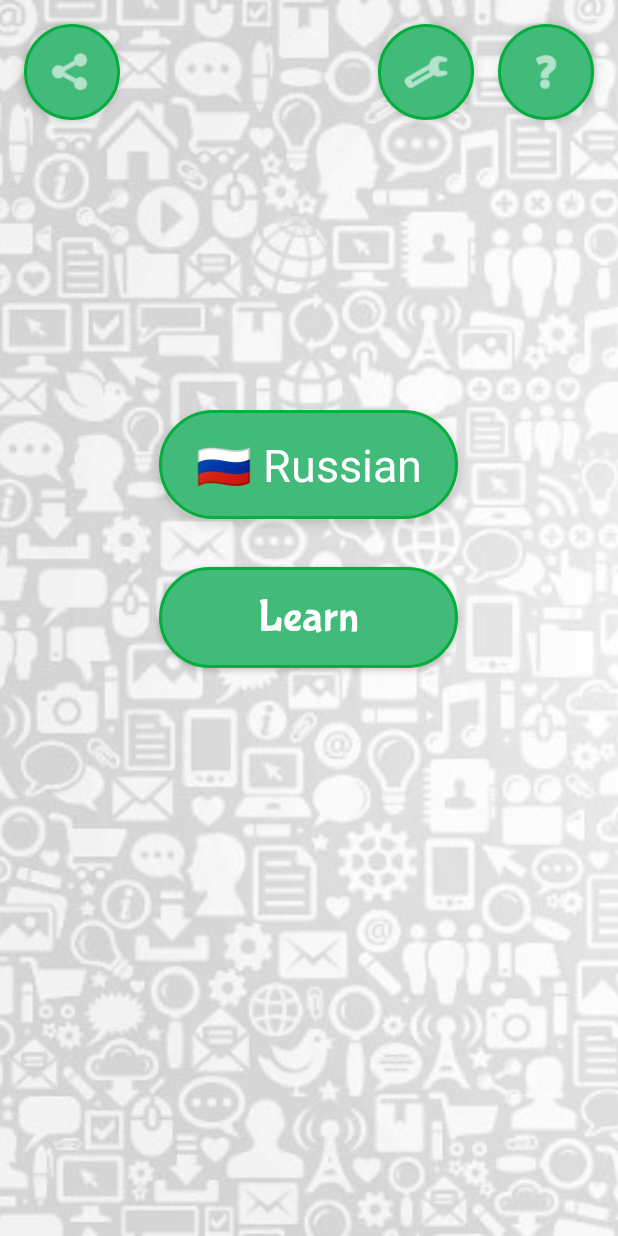
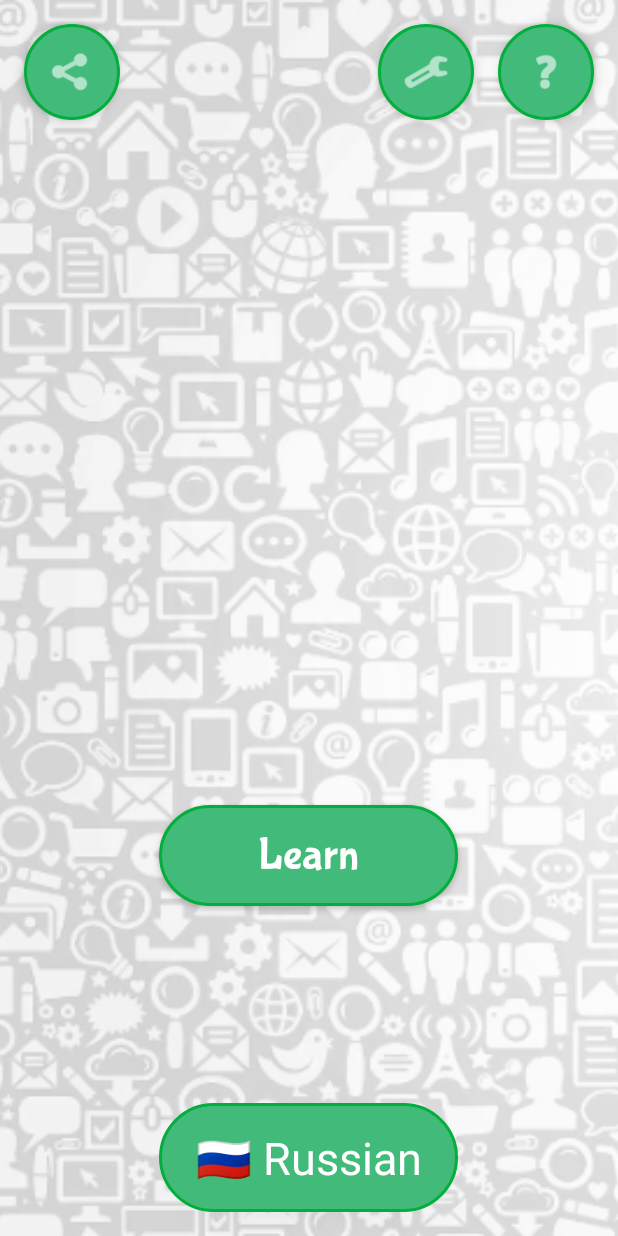
Before and after one commit to mihanic89/PhraseBook, an Android app: the screen it shows after launch (StartActivity), after a tap on an icon or button, on a phone screen of 412 x 824 dp. Run offline under Robolectric (Android 15) with nearby library versions, the light colour scheme and no system bars; our stand-ins replace AdMob; libraries missing offline, so code that uses them is left out: android.support.text, com.github.paolorotolo.appintro; plain views replace EmojiAppCompatTextView; pictures from the network do not load; 2 statements that could not run were skipped.

Commit message:
перед оптимизацией

```diff
--- a/app/build.gradle
+++ b/app/build.gradle
@@ -15,7 +15,7 @@ android {
 
     defaultConfig {
         applicationId "xyz.yapapa.phrasebook"
-        minSdkVersion 19
+        minSdkVersion 20
         targetSdkVersion 28
         versionCode 2
         versionName "1.01"
@@ -38,6 +38,8 @@ dependencies {
     implementation "com.android.support:cardview-v7:$supportLibVersion"
     implementation "com.android.support:support-emoji-appcompat:$supportLibVersion"
     implementation "com.android.support:support-emoji-bundled:$supportLibVersion"
+    implementation "com.android.support:support-media-compat:28.0.0"
+    implementation "com.android.support:animated-vector-drawable:28.0.0"
     implementation 'com.android.support.constraint:constraint-layout:1.0.2'
 
     implementation "com.google.firebase:firebase-auth:$firebaseLibVersion"
--- a/app/src/main/java/xyz/yapapa/phrasebook/FlagAdapter.java
+++ b/app/src/main/java/xyz/yapapa/phrasebook/FlagAdapter.java
@@ -105,9 +105,10 @@ public class FlagAdapter extends RecyclerView.Adapter<FlagAdapter.ViewHolder> {
         holder.getFlagView().setOnClickListener(new View.OnClickListener() {
             @Override
             public void onClick(View v) {
-                ttsListener.speakTranslate(getStringByLocal(
-                        flag.getField(),
-                        flag.getTranslateLanguage()));
+                ttsListener.speakDefault(getStringById(
+                        flag.getField())
+
+                );
             }
 
         });
--- a/app/src/main/java/xyz/yapapa/phrasebook/StartActivity.java
+++ b/app/src/main/java/xyz/yapapa/phrasebook/StartActivity.java
@@ -1,12 +1,16 @@
 package xyz.yapapa.phrasebook;
 
+import android.content.ActivityNotFoundException;
 import android.content.Context;
+import android.content.DialogInterface;
 import android.content.Intent;
 import android.content.SharedPreferences;
 import android.content.pm.ActivityInfo;
 import android.graphics.Point;
 import android.graphics.drawable.ColorDrawable;
+import android.net.Uri;
 import android.preference.PreferenceManager;
+import android.support.v7.app.AlertDialog;
 import android.support.v7.app.AppCompatActivity;
 import android.os.Bundle;
 import android.view.View;
@@ -36,11 +40,9 @@ public class StartActivity extends AppCompatActivity implements AdapterView.OnIt
     private AdView mAdView;
 
 
-
     @Override
     protected void onCreate(Bundle savedInstanceState) {
         super.onCreate(savedInstanceState);
-
 
 
         MobileAds.initialize(this, "ca-app-pub-2888343178529026~4340757150");
@@ -101,7 +103,7 @@ public class StartActivity extends AppCompatActivity implements AdapterView.OnIt
                 .priority(Priority.LOW)
                 //.load(internetUrl)
                 //.skipMemoryCache(true)
-                .override((int)screenWidth/2, (int) screenHeight/2)
+                .override((int) screenWidth / 2, (int) screenHeight / 2)
                 .fitCenter()
                 // .thumbnail()
                 //.error(R.mipmap.ic_launcher)
@@ -110,13 +112,11 @@ public class StartActivity extends AppCompatActivity implements AdapterView.OnIt
                 .transition(withCrossFade(1000))
                 .into((ImageView) findViewById(R.id.imageViewBackground));
 
-        SharedPreferences sharedPref = this.getSharedPreferences("language",Context.MODE_PRIVATE);
-
+        SharedPreferences sharedPref = this.getSharedPreferences("language", Context.MODE_PRIVATE);
 
 
         languageSpinner = findViewById(R.id.languageSelect);
         languageSpinner.setOnItemSelectedListener(this);
-
 
 
         //создаем список доступных к переводу языков кроме языка приложения
@@ -132,7 +132,7 @@ public class StartActivity extends AppCompatActivity implements AdapterView.OnIt
 
         String languageTranslate = sharedPref.getString("languageTranslate", "en");
 
-        setSpinner (languageTranslate);
+        setSpinner(languageTranslate);
 
         mAdView = findViewById(R.id.adView);
         AdRequest adRequest = new AdRequest.Builder()
@@ -152,8 +152,7 @@ public class StartActivity extends AppCompatActivity implements AdapterView.OnIt
         if (!language.equals("ru")) {
             languages.add("\uD83C\uDDF7\uD83C\uDDFA " + getResources().getString(R.string.ruLanguage));
             locales.add("ru");
-         }
-            else setDefaultLocale("ru");
+        } else setDefaultLocale("ru");
         /*
         if (!language.equals("zh")) {
             languages.add("\uD83C\uDDE8\uD83C\uDDF3 "+getResources().getString(R.string.zhLanguage));
@@ -211,11 +210,10 @@ public class StartActivity extends AppCompatActivity implements AdapterView.OnIt
         else setDefaultLocale("uk");
 
         */
-        if (!language.equals("en") && (languages.size()!=10)) {
-            languages.add(0,"\uD83C\uDDEC\uD83C\uDDE7 "+getResources().getString(R.string.enLanguage));
-            locales.add(0,"en");
-        }
-            else setDefaultLocale("en");
+        if (!language.equals("en") && (languages.size() != 10)) {
+            languages.add(0, "\uD83C\uDDEC\uD83C\uDDE7 " + getResources().getString(R.string.enLanguage));
+            locales.add(0, "en");
+        } else setDefaultLocale("en");
 
          /*
         Toast toast = Toast.makeText(getApplicationContext(),
@@ -227,63 +225,62 @@ public class StartActivity extends AppCompatActivity implements AdapterView.OnIt
     }
 
 
-
     /*
     проверка какой язык выбран и взвращение по этому языку индекса в массиве языков
      */
     private void setSpinner(String languageTranslate) {
 
-        int i =-1;
-        if (languageTranslate.equals("en")) i=locales.indexOf(languageTranslate);
+        int i = -1;
+        if (languageTranslate.equals("en")) i = locales.indexOf(languageTranslate);
 
-        if (languageTranslate.equals("ru")) i=locales.indexOf(languageTranslate);
-        if (languageTranslate.equals("fr")) i=locales.indexOf(languageTranslate);
-        if (languageTranslate.equals("de")) i=locales.indexOf(languageTranslate);
-        if (languageTranslate.equals("zh")) i=locales.indexOf(languageTranslate);
-        if (languageTranslate.equals("it")) i=locales.indexOf(languageTranslate);
-        if (languageTranslate.equals("es")) i=locales.indexOf(languageTranslate);
-        if (languageTranslate.equals("pt")) i=locales.indexOf(languageTranslate);
-        if (languageTranslate.equals("fi")) i=locales.indexOf(languageTranslate);
-        if (languageTranslate.equals("be")) i=locales.indexOf(languageTranslate);
-        if (languageTranslate.equals("uk"))i=locales.indexOf(languageTranslate);
-        if (i>0) languageSpinner.setSelection(i);
+        if (languageTranslate.equals("ru")) i = locales.indexOf(languageTranslate);
+        if (languageTranslate.equals("fr")) i = locales.indexOf(languageTranslate);
+        if (languageTranslate.equals("de")) i = locales.indexOf(languageTranslate);
+        if (languageTranslate.equals("zh")) i = locales.indexOf(languageTranslate);
+        if (languageTranslate.equals("it")) i = locales.indexOf(languageTranslate);
+        if (languageTranslate.equals("es")) i = locales.indexOf(languageTranslate);
+        if (languageTranslate.equals("pt")) i = locales.indexOf(languageTranslate);
+        if (languageTranslate.equals("fi")) i = locales.indexOf(languageTranslate);
+        if (languageTranslate.equals("be")) i = locales.indexOf(languageTranslate);
+        if (languageTranslate.equals("uk")) i = locales.indexOf(languageTranslate);
+        if (i > 0) languageSpinner.setSelection(i);
         else languageSpinner.setSelection(0);
 
 
     }
 
-    public void help (View v){
+    public void help(View v) {
         Intent i = new Intent(StartActivity.this, IntroActivity.class);
         startActivity(i);
     }
 
-    public void settings (View v){
+    public void settings(View v) {
         Intent intent = new Intent();
         intent.setAction("com.android.settings.TTS_SETTINGS");
         intent.setFlags(Intent.FLAG_ACTIVITY_NEW_TASK);
         this.startActivity(intent);
     }
 
-    public void share (View v){
+    public void share(View v) {
         Intent sharingIntent = new Intent(android.content.Intent.ACTION_SEND);
         sharingIntent.setType("text/plain");
-        String shareBody =getString(R.string.tryIt) + getString(R.string.link);
+        String shareBody = getString(R.string.tryIt) + getString(R.string.link);
         // sharingIntent.putExtra(android.content.Intent.EXTRA_SUBJECT, "Subject Here");
         sharingIntent.putExtra(android.content.Intent.EXTRA_TEXT, shareBody);
         startActivity(Intent.createChooser(sharingIntent, getString(R.string.shareVia)));
     }
 
-    public void startLearn (View v){
+    public void startLearn(View v) {
         Intent intent = new Intent(this, TabbedActivity.class);
         newActivityStart(intent);
     }
 
-    public void startTraining (View v){
+    public void startTraining(View v) {
 
 
     }
 
-    private void newActivityStart(Intent intent){
+    private void newActivityStart(Intent intent) {
 
         startActivity(intent);
     }
@@ -315,9 +312,9 @@ public class StartActivity extends AppCompatActivity implements AdapterView.OnIt
 
     }
 
-    private void setDefaultLocale(String language){
+    private void setDefaultLocale(String language) {
 
-        SharedPreferences sharedPref = this.getSharedPreferences("language",Context.MODE_PRIVATE);
+        SharedPreferences sharedPref = this.getSharedPreferences("language", Context.MODE_PRIVATE);
         SharedPreferences.Editor editor = sharedPref.edit();
         editor.putString("languageDefault", language);
         editor.apply();
@@ -325,7 +322,7 @@ public class StartActivity extends AppCompatActivity implements AdapterView.OnIt
 
 
     private void setTranslateLocale(String language) {
-        SharedPreferences sharedPref = this.getSharedPreferences("language",Context.MODE_PRIVATE);
+        SharedPreferences sharedPref = this.getSharedPreferences("language", Context.MODE_PRIVATE);
         SharedPreferences.Editor editor = sharedPref.edit();
         editor.putString("languageTranslate", language);
         editor.apply();
@@ -342,7 +339,9 @@ public class StartActivity extends AppCompatActivity implements AdapterView.OnIt
     }
 
 
-    /** Called when leaving the activity */
+    /**
+     * Called when leaving the activity
+     */
     @Override
     public void onPause() {
         if (mAdView != null) {
@@ -351,7 +350,9 @@ public class StartActivity extends AppCompatActivity implements AdapterView.OnIt
         super.onPause();
     }
 
-    /** Called when returning to the activity */
+    /**
+     * Called when returning to the activity
+     */
     @Override
     public void onResume() {
         super.onResume();
@@ -360,7 +361,9 @@ public class StartActivity extends AppCompatActivity implements AdapterView.OnIt
         }
     }
 
-    /** Called before the activity is destroyed */
+    /**
+     * Called before the activity is destroyed
+     */
     @Override
     public void onDestroy() {
         if (mAdView != null) {
@@ -368,4 +371,47 @@ public class StartActivity extends AppCompatActivity implements AdapterView.OnIt
         }
         super.onDestroy();
     }
+
+
+    /*
+    @Override
+    public void onBackPressed() {
+
+        AlertDialog.Builder alert = new AlertDialog.Builder(StartActivity.this);
+        alert.setTitle("Rate Us:");
+        alert.setPositiveButton("Yes", new DialogInterface.OnClickListener() {
+
+            @Override
+            public void onClick(DialogInterface dialog, int which) {
+
+                Uri uri = Uri.parse("market://details?id=" + getPackageName());
+                Intent goToMarket = new Intent(Intent.ACTION_VIEW, uri);
+                try {
+                    startActivity(goToMarket);
+                } catch (ActivityNotFoundException e) {
+                    startActivity(new Intent(
+                            Intent.ACTION_VIEW,
+                            Uri.parse("http://play.google.com/store/apps/details?id="
+                                    + getPackageName())));
                 }
+
+                dialog.dismiss();
+                finish();
+            }
+        });
+
+        alert.setNegativeButton("No", new DialogInterface.OnClickListener() {
+
+            @Override
+            public void onClick(DialogInterface dialog, int which) {
+                dialog.dismiss();
+                finish();
+            }
+        });
+        alert.create();
+        alert.show();
+
+    }
+
+    */
+}
--- a/app/src/main/res/drawable/tab01.xml
+++ b/app/src/main/res/drawable/tab01.xml
@@ -2,7 +2,8 @@
  <selector xmlns:android="http://schemas.android.com/apk/res/android">
 <!-- When selected, use grey -->
 <item android:state_selected="true">
- <bitmap android:src="@drawable/ic_tab01"
+
+    <bitmap android:src="@drawable/ic_tab01"
          android:tint="@color/tab_selected"
 
          />
--- a/app/src/main/res/layout/activity_start.xml
+++ b/app/src/main/res/layout/activity_start.xml
@@ -24,7 +24,7 @@
         android:layout_alignEnd="@+id/languageSelect"
 
         android:layout_alignStart="@+id/languageSelect"
-
+        android:layout_above="@+id/button3"
         android:layout_centerHorizontal="true"
         android:layout_centerVertical="true"
         android:layout_marginBottom="@dimen/button_margin"
@@ -47,7 +47,8 @@
         android:layout_height="wrap_content"
         android:layout_alignEnd="@+id/languageSelect"
         android:layout_alignStart="@+id/languageSelect"
-        android:layout_below="@+id/buttonLearn"
+
+        android:layout_above="@+id/languageSelect"
         android:layout_centerHorizontal="true"
 
         android:layout_marginBottom="@dimen/button_margin"
@@ -68,7 +69,7 @@
         android:id="@+id/languageSelect"
         android:layout_width="wrap_content"
         android:layout_height="wrap_content"
-        android:layout_above="@+id/buttonLearn"
+        android:layout_above="@+id/adView"
         android:layout_centerHorizontal="true"
         android:layout_marginBottom="@dimen/button_margin"
         android:layout_marginTop="@dimen/button_margin"
```
Lines whose indentation alone changed are shown as unchanged.
